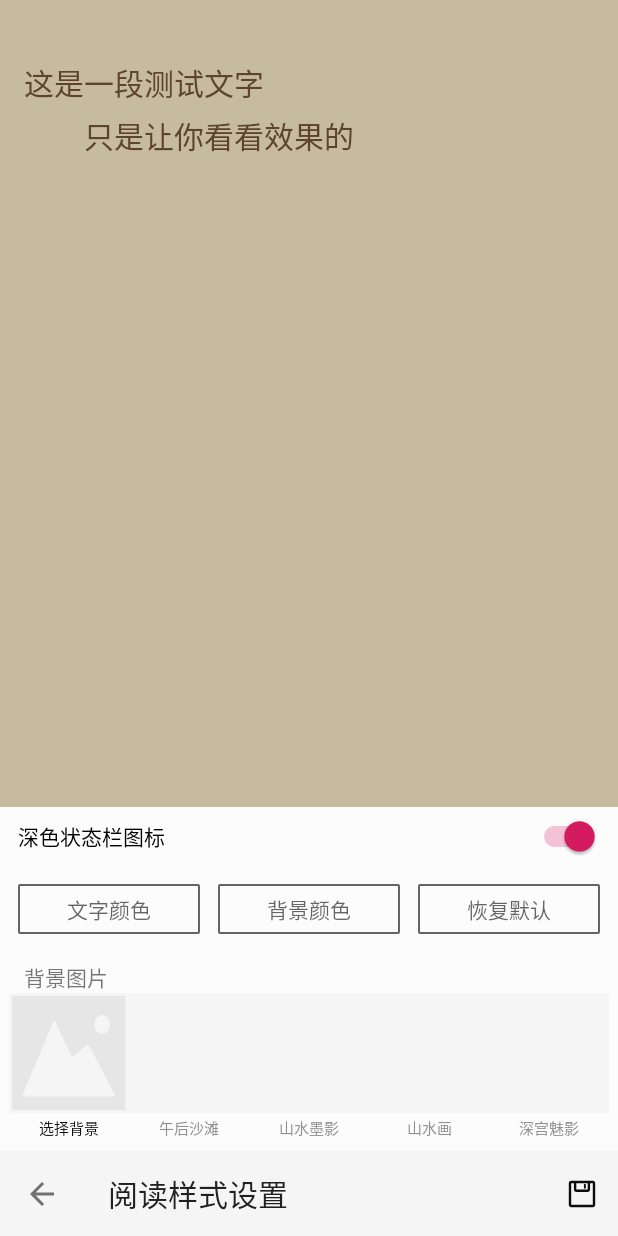
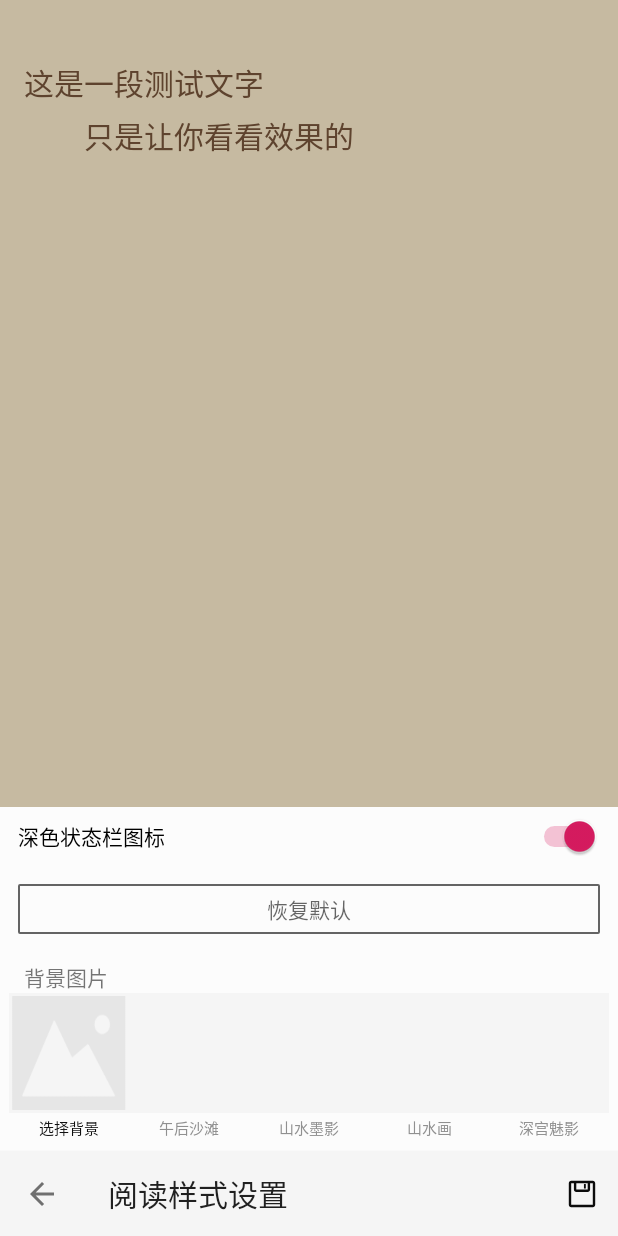
Before and after one commit to liujinyi/Ren, an Android app: the ReadStyleActivity screen opened directly, with no data from a screen before it, on a phone screen of 412 x 824 dp. Run offline under Robolectric (Android 15) with nearby library versions, the phone set to English and light mode, and no system bars; our stand-ins replace ButterKnife, RxJava; libraries missing offline, so code that uses them is left out: com.hwangjr.rxbus, io.reactivex.internal.

Commit message:
删除颜色选取

```diff
--- a/app/build.gradle
+++ b/app/build.gradle
@@ -115,10 +115,6 @@ dependencies {
     implementation 'com.jakewharton:butterknife:10.1.0'
     annotationProcessor 'com.jakewharton:butterknife-compiler:10.1.0'
 
-
-    //颜色选择
-    implementation 'com.jaredrummler:colorpicker:1.1.0'
-
     //简繁转换
     implementation 'com.luhuiguo:chinese-utils:1.0'
 
--- a/app/src/main/java/org/calf/reader/novel/view/activity/ReadStyleActivity.java
+++ b/app/src/main/java/org/calf/reader/novel/view/activity/ReadStyleActivity.java
@@ -9,7 +9,6 @@ import android.graphics.Bitmap;
 import android.graphics.BitmapFactory;
 import android.graphics.Color;
 import android.graphics.drawable.BitmapDrawable;
-import android.graphics.drawable.ColorDrawable;
 import android.graphics.drawable.Drawable;
 import android.os.Bundle;
 import android.util.DisplayMetrics;
@@ -28,8 +27,7 @@ import androidx.appcompat.app.ActionBar;
 import androidx.appcompat.widget.Toolbar;
 
 import com.hwangjr.rxbus.RxBus;
-import com.jaredrummler.android.colorpicker.ColorPickerDialog;
-import com.jaredrummler.android.colorpicker.ColorPickerDialogListener;
+
 import org.calf.basemvplib.impl.IPresenter;
 import org.calf.reader.novel.R;
 import org.calf.reader.novel.base.MBaseActivity;
@@ -37,7 +35,6 @@ import org.calf.reader.novel.constant.RxBusTag;
 import org.calf.reader.novel.help.ReadBookControl;
 import org.calf.reader.novel.help.permission.Permissions;
 import org.calf.reader.novel.help.permission.PermissionsCompat;
-
 import org.calf.reader.novel.utils.BitmapUtil;
 import org.calf.reader.novel.utils.FileUtils;
 import org.calf.reader.novel.utils.MeUtils;
@@ -54,7 +51,7 @@ import butterknife.BindView;
 import butterknife.ButterKnife;
 import kotlin.Unit;
 
-public class ReadStyleActivity extends MBaseActivity implements ColorPickerDialogListener {
+public class ReadStyleActivity extends MBaseActivity {
     private final int ResultSelectBg = 103;
     private final int SELECT_TEXT_COLOR = 201;
     private final int SELECT_BG_COLOR = 301;
@@ -67,10 +64,6 @@ public class ReadStyleActivity extends MBaseActivity implements ColorPickerDialo
     Toolbar toolbar;
     @BindView(R.id.tv_content)
     TextView tvContent;
-    @BindView(R.id.tvSelectTextColor)
-    TextView tvSelectTextColor;
-    @BindView(R.id.tvSelectBgColor)
-    TextView tvSelectBgColor;
     @BindView(R.id.tvSelectBgImage)
     TextView tvSelectBgImage;
     @BindView(R.id.tvDefault)
@@ -167,23 +160,8 @@ public class ReadStyleActivity extends MBaseActivity implements ColorPickerDialo
                 llBottom.setVisibility(View.VISIBLE);
             } else {
                 llBottom.setVisibility(View.GONE);
-            }});
-        //选择文字颜色
-        tvSelectTextColor.setOnClickListener(view ->
-                ColorPickerDialog.newBuilder()
-                        .setColor(textColor)
-                        .setShowAlphaSlider(false)
-                        .setDialogType(ColorPickerDialog.TYPE_CUSTOM)
-                        .setDialogId(SELECT_TEXT_COLOR)
-                        .show(ReadStyleActivity.this));
-        //选择背景颜色
-        tvSelectBgColor.setOnClickListener(view ->
-                ColorPickerDialog.newBuilder()
-                        .setColor(bgColor)
-                        .setShowAlphaSlider(false)
-                        .setDialogType(ColorPickerDialog.TYPE_CUSTOM)
-                        .setDialogId(SELECT_BG_COLOR)
-                        .show(ReadStyleActivity.this));
+            }
+        });
 
         //背景图列表
         bgImgListAdapter = new BgImgListAdapter(this);
@@ -347,35 +325,6 @@ public class ReadStyleActivity extends MBaseActivity implements ColorPickerDialo
         }
     }
 
-    /**
-     * Callback that is invoked when a color is selected from the color picker dialog.
-     * @param dialogId The dialog id used to create the dialog instance.
-     * @param color    The selected color
-     */
-    @Override
-    public void onColorSelected(int dialogId, int color) {
-        switch (dialogId) {
-            case SELECT_TEXT_COLOR:
-                textColor = color;
-                upText();
-                break;
-            case SELECT_BG_COLOR:
-                bgCustom = 1;
-                bgColor = color;
-                bgDrawable = new ColorDrawable(bgColor);
-                upBg();
-        }
-    }
-
-    /**
-     * Callback that is invoked when the color picker dialog was dismissed.
-     * @param dialogId The dialog id used to create the dialog instance.
-     */
-    @Override
-    public void onDialogDismissed(int dialogId) {
-
-    }
-
     private static class BgImgListAdapter extends BaseAdapter {
         private Context context;
         private LayoutInflater mInflater;
@@ -427,14 +376,14 @@ public class ReadStyleActivity extends MBaseActivity implements ColorPickerDialo
         @Override
         public View getView(int position, View convertView, ViewGroup parent) {
             ViewHolder holder;
-            if(convertView==null){
+            if (convertView == null) {
                 holder = new ViewHolder();
                 convertView = mInflater.inflate(R.layout.item_read_bg, null);
                 holder.mImage = convertView.findViewById(R.id.iv_cover);
                 holder.mTitle = convertView.findViewById(R.id.tv_desc);
                 convertView.setTag(holder);
             } else {
-                holder = (ViewHolder)convertView.getTag();
+                holder = (ViewHolder) convertView.getTag();
             }
             if (position == 0) {
                 holder.mTitle.setText("选择背景");
@@ -469,7 +418,7 @@ public class ReadStyleActivity extends MBaseActivity implements ColorPickerDialo
         }
 
         private static class ViewHolder {
-            private TextView mTitle ;
+            private TextView mTitle;
             private ImageView mImage;
         }
 
--- a/app/src/main/res/layout/activity_read_style.xml
+++ b/app/src/main/res/layout/activity_read_style.xml
@@ -53,34 +53,6 @@
             android:layout_height="wrap_content"
             android:orientation="horizontal"
             android:padding="6dp">
-
-            <org.calf.reader.novel.widget.views.ATEStrokeTextView
-                android:id="@+id/tvSelectTextColor"
-                android:layout_width="0dp"
-                android:layout_height="wrap_content"
-                android:layout_gravity="center"
-                android:layout_margin="6dp"
-                android:layout_weight="1"
-                android:singleLine="true"
-                android:gravity="center"
-                android:padding="6dp"
-                android:text="文字颜色"
-                android:textSize="14sp"
-                tools:ignore="HardcodedText" />
-
-            <org.calf.reader.novel.widget.views.ATEStrokeTextView
-                android:id="@+id/tvSelectBgColor"
-                android:layout_width="0dp"
-                android:layout_height="wrap_content"
-                android:layout_gravity="center"
-                android:layout_margin="6dp"
-                android:layout_weight="1"
-                android:singleLine="true"
-                android:gravity="center"
-                android:padding="6dp"
-                android:text="背景颜色"
-                android:textSize="14sp"
-                tools:ignore="HardcodedText" />
 
             <org.calf.reader.novel.widget.views.ATEStrokeTextView
                 android:id="@+id/tvSelectBgImage"
```
Also changed, not shown: app/src/main/java/org/calf/reader/novel/widget/prefs/ATEPreferenceCategory.java (deleted, +0 -43 lines), app/src/main/res/xml/pref_settings_theme.xml (+0 -50 lines).
